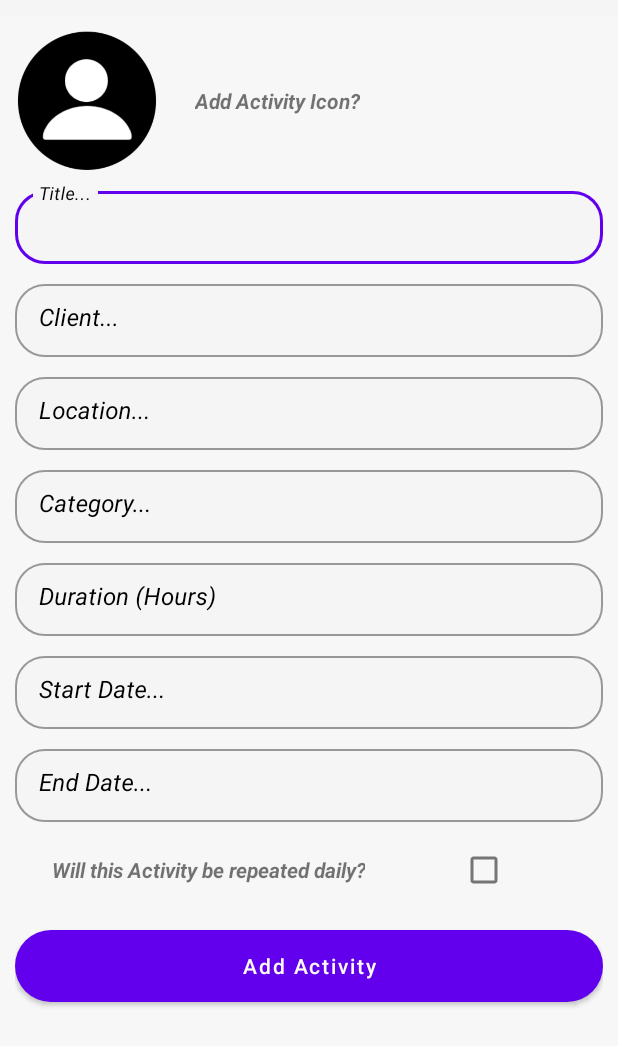
After one commit to GabrielGrobb/opsc7311_part2, an Android app: the layout activity_add_activity.xml on its own in the app's theme, with its tools: preview values and no code run, on a phone screen of 412 x 824 dp. The commit adds this screen. Shown: the top 1046 px of the screen. Run offline under Robolectric (Android 15) with nearby library versions, the phone set to English and light mode, and no system bars.

Commit message:
Added Add Activity page and class, updated strings.xml to include necessary items, added default_profile.jpg to drawables. (Josh)
Signed-off-by: JoshuaCousins <st10081893@vcconnect.edu.za>

```diff
--- /dev/null
+++ b/app/src/main/java/com/example/opsc7311_part2/AddActivity.kt
@@ -0,0 +1,11 @@
+package com.example.opsc7311_part2
+
+import androidx.appcompat.app.AppCompatActivity
+import android.os.Bundle
+
+class AddActivity : AppCompatActivity() {
+    override fun onCreate(savedInstanceState: Bundle?) {
+        super.onCreate(savedInstanceState)
+        setContentView(R.layout.activity_add_activity)
+    }
+}
--- /dev/null
+++ b/app/src/main/res/layout/activity_add_activity.xml
@@ -0,0 +1,270 @@
+<?xml version="1.0" encoding="utf-8"?>
+<RelativeLayout xmlns:android="http://schemas.android.com/apk/res/android"
+    xmlns:app="http://schemas.android.com/apk/res-auto"
+    xmlns:tools="http://schemas.android.com/tools"
+    android:layout_width="match_parent"
+    android:layout_height="match_parent"
+    android:background="@color/default_background"
+    tools:context=".AddActivity">
+
+    <LinearLayout
+        android:id="@+id/linearLayout"
+        android:layout_width="match_parent"
+        android:layout_height="match_parent"
+        android:background="#3fff"
+        android:gravity="top"
+        android:orientation="vertical"
+        android:layout_marginTop="10dp"
+        android:padding="10dp">
+
+        <RelativeLayout
+            android:layout_height="wrap_content"
+            android:layout_width="fill_parent"
+            android:id="@+id/headerLinearLay">
+
+
+
+            <ImageView
+                android:id="@+id/imageView"
+                android:layout_width="96dp"
+                android:layout_height="94dp"
+                android:layout_gravity="left"
+                app:srcCompat="@drawable/default_profile"/>
+
+            <TextView
+                android:id="@+id/usernameTextView"
+                android:text="@string/add_activity_icon"
+                android:paddingLeft="4dp"
+                android:layout_toRightOf="@id/imageView"
+                android:layout_centerVertical="true"
+                android:layout_marginLeft="20dp"
+                android:gravity="end"
+                android:layout_height="wrap_content"
+                android:textStyle="italic|bold"
+                android:layout_width="wrap_content"></TextView>
+        </RelativeLayout>
+
+        <com.google.android.material.textfield.TextInputLayout
+            android:id="@+id/til_Title"
+            style="@style/Widget.MaterialComponents.TextInputLayout.OutlinedBox.Dense"
+            android:layout_width="match_parent"
+            android:layout_height="wrap_content"
+            android:layout_marginBottom="8dp"
+            android:layout_marginTop="8dp"
+            android:textColorHint="@color/black"
+            app:boxBackgroundColor="@color/default_background"
+            app:boxCornerRadiusBottomEnd="20dp"
+            app:boxCornerRadiusBottomStart="20dp"
+            app:boxCornerRadiusTopEnd="20dp"
+            app:boxCornerRadiusTopStart="20dp"
+            app:hintTextColor="@color/black">
+
+            <com.google.android.material.textfield.TextInputEditText
+                android:id="@+id/txtTitle"
+                android:layout_width="match_parent"
+                android:layout_height="match_parent"
+                android:gravity="start"
+                android:hint="@string/title"
+                android:inputType="text"
+                android:textColor="@color/txt_color"
+                android:textColorHighlight="@color/txt_color"
+                android:textColorHint="@color/txt_color"
+                android:textStyle="italic" />
+
+        </com.google.android.material.textfield.TextInputLayout>
+
+        <com.google.android.material.textfield.TextInputLayout
+            android:id="@+id/til_Client"
+            style="@style/Widget.MaterialComponents.TextInputLayout.OutlinedBox.Dense"
+            android:layout_width="match_parent"
+            android:layout_height="wrap_content"
+            android:layout_marginBottom="8dp"
+            android:hint="@string/client"
+            android:textColorHint="@color/black"
+            app:boxBackgroundColor="@color/default_background"
+            app:boxCornerRadiusBottomEnd="20dp"
+            app:boxCornerRadiusBottomStart="20dp"
+            app:boxCornerRadiusTopEnd="20dp"
+            app:boxCornerRadiusTopStart="20dp"
+            app:hintTextColor="@color/black">
+
+            <com.google.android.material.textfield.TextInputEditText
+                android:id="@+id/txtClient"
+                android:layout_width="match_parent"
+                android:layout_height="wrap_content"
+                android:gravity="start"
+                android:textColor="@color/txt_color"
+                android:textStyle="italic" />
+
+        </com.google.android.material.textfield.TextInputLayout>
+
+        <com.google.android.material.textfield.TextInputLayout
+            android:id="@+id/til_Location"
+            style="@style/Widget.MaterialComponents.TextInputLayout.OutlinedBox.Dense"
+            android:layout_width="match_parent"
+            android:layout_height="wrap_content"
+            android:layout_marginBottom="8dp"
+
+            android:hint="@string/location"
+            app:endIconMode="custom"
+            app:endIconScaleType="fitXY"
+            android:textColorHint="@color/black"
+            app:boxBackgroundColor="@color/default_background"
+            app:boxCornerRadiusBottomEnd="20dp"
+            app:boxCornerRadiusBottomStart="20dp"
+            app:boxCornerRadiusTopEnd="20dp"
+            app:boxCornerRadiusTopStart="20dp"
+            app:hintTextColor="@color/black">
+
+            <com.google.android.material.textfield.TextInputEditText
+                android:id="@+id/txtLocation"
+                android:layout_width="match_parent"
+                android:layout_height="wrap_content"
+                android:gravity="start"
+                android:textColor="@color/txt_color"
+                android:textStyle="italic" />
+
+        </com.google.android.material.textfield.TextInputLayout>
+
+        <com.google.android.material.textfield.TextInputLayout
+            android:id="@+id/til_Category"
+            style="@style/Widget.MaterialComponents.TextInputLayout.OutlinedBox.Dense"
+            android:layout_width="match_parent"
+            android:layout_height="wrap_content"
+            android:layout_marginBottom="8dp"
+            android:hint="@string/category"
+            app:endIconScaleType="fitXY"
+            android:textColorHint="@color/black"
+            app:boxBackgroundColor="@color/default_background"
+            app:boxCornerRadiusBottomEnd="20dp"
+            app:boxCornerRadiusBottomStart="20dp"
+            app:boxCornerRadiusTopEnd="20dp"
+            app:boxCornerRadiusTopStart="20dp"
+            app:hintTextColor="@color/black">
+
+            <com.google.android.material.textfield.TextInputEditText
+                android:id="@+id/txtCategory"
+                android:layout_width="match_parent"
+                android:layout_height="wrap_content"
+                android:gravity="start"
+                android:textColor="@color/txt_color"
+                android:textStyle="italic" />
+
+        </com.google.android.material.textfield.TextInputLayout>
+
+        <com.google.android.material.textfield.TextInputLayout
+            android:id="@+id/til_Duration"
+            style="@style/Widget.MaterialComponents.TextInputLayout.OutlinedBox.Dense"
+            android:layout_width="match_parent"
+            android:layout_height="wrap_content"
+            android:layout_marginBottom="8dp"
+            android:hint="@string/duration"
+            app:endIconScaleType="fitXY"
+            android:textColorHint="@color/black"
+            app:boxBackgroundColor="@color/default_background"
+            app:boxCornerRadiusBottomEnd="20dp"
+            app:boxCornerRadiusBottomStart="20dp"
+            app:boxCornerRadiusTopEnd="20dp"
+            app:boxCornerRadiusTopStart="20dp"
+            app:hintTextColor="@color/black">
+
+            <com.google.android.material.textfield.TextInputEditText
+                android:id="@+id/txtDuration"
+                android:layout_width="match_parent"
+                android:layout_height="wrap_content"
+                android:gravity="start"
+                android:textColor="@color/txt_color"
+                android:textStyle="italic" />
+
+        </com.google.android.material.textfield.TextInputLayout>
+
+        <com.google.android.material.textfield.TextInputLayout
+            android:id="@+id/til_StartDate"
+            style="@style/Widget.MaterialComponents.TextInputLayout.OutlinedBox.Dense"
+            android:layout_width="match_parent"
+            android:layout_height="wrap_content"
+            android:layout_marginBottom="8dp"
+            android:hint="@string/start_date"
+            app:endIconScaleType="fitXY"
+            android:textColorHint="@color/black"
+            app:boxBackgroundColor="@color/default_background"
+            app:boxCornerRadiusBottomEnd="20dp"
+            app:boxCornerRadiusBottomStart="20dp"
+            app:boxCornerRadiusTopEnd="20dp"
+            app:boxCornerRadiusTopStart="20dp"
+            app:hintTextColor="@color/black">
+
+            <com.google.android.material.textfield.TextInputEditText
+                android:id="@+id/txtStartDate"
+                android:layout_width="match_parent"
+                android:layout_height="wrap_content"
+                android:gravity="start"
+                android:textColor="@color/txt_color"
+                android:textStyle="italic" />
+
+        </com.google.android.material.textfield.TextInputLayout>
+
+        <com.google.android.material.textfield.TextInputLayout
+            android:id="@+id/til_EndDate"
+            style="@style/Widget.MaterialComponents.TextInputLayout.OutlinedBox.Dense"
+            android:layout_width="match_parent"
+            android:layout_height="wrap_content"
+            android:layout_marginBottom="8dp"
+            android:hint="@string/end_date"
+            app:endIconScaleType="fitXY"
+            android:textColorHint="@color/black"
+            app:boxBackgroundColor="@color/default_background"
+            app:boxCornerRadiusBottomEnd="20dp"
+            app:boxCornerRadiusBottomStart="20dp"
+            app:boxCornerRadiusTopEnd="20dp"
+            app:boxCornerRadiusTopStart="20dp"
+            app:hintTextColor="@color/black">
+
+            <com.google.android.material.textfield.TextInputEditText
+                android:id="@+id/txtEndDate"
+                android:layout_width="match_parent"
+                android:layout_height="wrap_content"
+                android:gravity="start"
+                android:textColor="@color/txt_color"
+                android:textStyle="italic" />
+
+        </com.google.android.material.textfield.TextInputLayout>
+
+        <RelativeLayout
+            android:layout_height="wrap_content"
+            android:layout_width="fill_parent"
+            android:id="@+id/RepeatCheck">
+
+            <TextView
+                android:id="@+id/RepeatText"
+                android:text="@string/repeat_activity"
+                android:paddingLeft="4dp"
+                android:layout_centerVertical="true"
+                android:layout_marginLeft="20dp"
+                android:gravity="end"
+                android:layout_height="wrap_content"
+                android:textStyle="italic|bold"
+                android:layout_width="wrap_content"></TextView>
+
+            <CheckBox
+                android:layout_width="match_parent"
+                android:layout_height="wrap_content"
+                android:layout_toEndOf="@id/RepeatText"
+                />
+
+        </RelativeLayout>
+
+        <Button
+            android:id="@+id/btnLogin"
+            android:layout_width="match_parent"
+            android:layout_height="48dp"
+            android:layout_marginTop="16dp"
+            android:layout_marginBottom="16dp"
+            android:background="@drawable/custome_button1"
+            android:text="@string/add_activity"
+            android:textAllCaps="false"
+            android:textColor="#FFFBF6" />
+
+    </LinearLayout>
+
+</RelativeLayout>
--- a/app/src/main/res/values/strings.xml
+++ b/app/src/main/res/values/strings.xml
@@ -12,4 +12,15 @@
     <string name="submit">Submit</string>
     <string name="surname">Surname...</string>
     <string name="user_name">Username...</string>
+    --Add Activity Page
+    <string name="add_activity">Add Activity</string>
+    <string name="add_activity_icon">Add Activity Icon?</string>
+    <string name="title">Title...</string>
+    <string name="client">Client...</string>
+    <string name="location">Location...</string>
+    <string name="category">Category...</string>
+    <string name="duration">Duration (Hours)</string>
+    <string name="start_date">Start Date...</string>
+    <string name="end_date">End Date...</string>
+    <string name="repeat_activity">Will this Activity be repeated daily?</string>
 </resources>
```
Also changed, not shown: app/src/main/res/drawable/default_profile.png (added).
